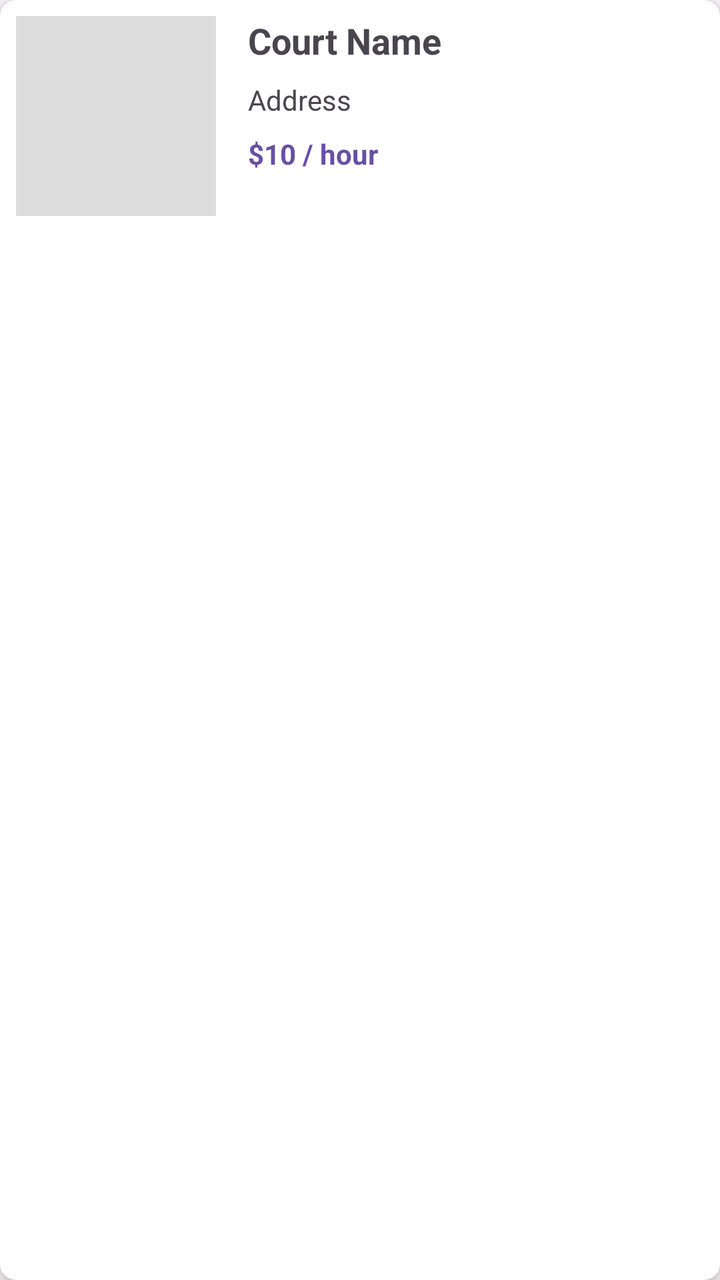
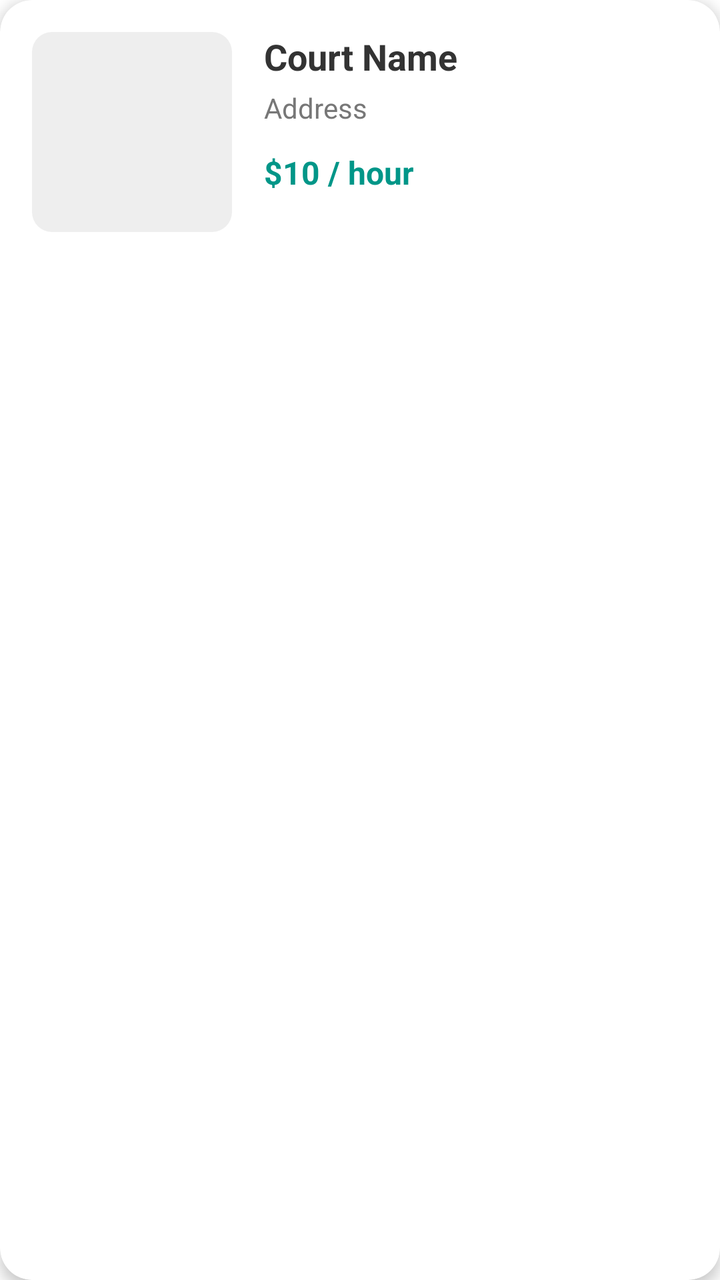

Compare the two renders of this Android layout. The source of the first and the diff that turns it into the second are given below.
<!-- AndroidManifest.xml: application theme Theme.BadmintonBooking -->
<!-- res/layout/item_court.xml -->
<?xml version="1.0" encoding="utf-8"?>
<androidx.cardview.widget.CardView xmlns:android="http://schemas.android.com/apk/res/android"
    xmlns:app="http://schemas.android.com/apk/res-auto"
    android:layout_width="match_parent"
    android:layout_height="wrap_content"
    android:layout_margin="8dp"
    app:cardCornerRadius="8dp"
    app:cardElevation="4dp">

    <androidx.constraintlayout.widget.ConstraintLayout
        android:layout_width="match_parent"
        android:layout_height="wrap_content"
        android:padding="8dp">

        <ImageView
            android:id="@+id/imageViewCourt"
            android:layout_width="100dp"
            android:layout_height="100dp"
            android:scaleType="centerCrop"
            android:background="#DDDDDD"
            app:layout_constraintBottom_toBottomOf="parent"
            app:layout_constraintStart_toStartOf="parent"
            app:layout_constraintTop_toTopOf="parent" />

        <TextView
            android:id="@+id/textViewCourtName"
            android:layout_width="0dp"
            android:layout_height="wrap_content"
            android:layout_marginStart="16dp"
            android:text="Court Name"
            android:textSize="18sp"
            android:textStyle="bold"
            app:layout_constraintEnd_toEndOf="parent"
            app:layout_constraintStart_toEndOf="@+id/imageViewCourt"
            app:layout_constraintTop_toTopOf="parent" />

        <TextView
            android:id="@+id/textViewCourtAddress"
            android:layout_width="0dp"
            android:layout_height="wrap_content"
            android:layout_marginTop="8dp"
            android:layout_marginStart="16dp"
            android:text="Address"
            android:textSize="14sp"
            app:layout_constraintEnd_toEndOf="parent"
            app:layout_constraintStart_toEndOf="@+id/imageViewCourt"
            app:layout_constraintTop_toBottomOf="@+id/textViewCourtName" />

        <TextView
            android:id="@+id/textViewCourtPrice"
            android:layout_width="0dp"
            android:layout_height="wrap_content"
            android:layout_marginTop="8dp"
            android:layout_marginStart="16dp"
            android:text="$10 / hour"
            android:textSize="14sp"
            android:textColor="?attr/colorPrimary"
            android:textStyle="bold"
            app:layout_constraintEnd_toEndOf="parent"
            app:layout_constraintStart_toEndOf="@+id/imageViewCourt"
            app:layout_constraintTop_toBottomOf="@+id/textViewCourtAddress" />

    </androidx.constraintlayout.widget.ConstraintLayout>
</androidx.cardview.widget.CardView>
<!-- resources referenced by this layout -->
<resources>
  <style name="Theme.BadmintonBooking" parent="Base.Theme.BadmintonBooking" />
  <style name="Base.Theme.BadmintonBooking" parent="Theme.Material3.DayNight.NoActionBar">
          
          
      </style>
</resources>

<!-- the commit's change to res/layout/item_court.xml (unified diff, before → after) -->
@@ -1,23 +1,27 @@
 <?xml version="1.0" encoding="utf-8"?>
-<androidx.cardview.widget.CardView xmlns:android="http://schemas.android.com/apk/res/android"
+<com.google.android.material.card.MaterialCardView xmlns:android="http://schemas.android.com/apk/res/android"
     xmlns:app="http://schemas.android.com/apk/res-auto"
     android:layout_width="match_parent"
     android:layout_height="wrap_content"
-    android:layout_margin="8dp"
-    app:cardCornerRadius="8dp"
+    android:layout_marginHorizontal="16dp"
+    android:layout_marginVertical="8dp"
+    app:cardBackgroundColor="@color/card_background"
+    app:cardCornerRadius="16dp"
     app:cardElevation="4dp">
 
     <androidx.constraintlayout.widget.ConstraintLayout
         android:layout_width="match_parent"
-        android:layout_height="wrap_content"
-        android:padding="8dp">
+        android:layout_height="wrap_content">
 
-        <ImageView
+        
+        <com.google.android.material.imageview.ShapeableImageView
             android:id="@+id/imageViewCourt"
             android:layout_width="100dp"
             android:layout_height="100dp"
             android:scaleType="centerCrop"
-            android:background="#DDDDDD"
+            android:background="#EEEEEE"
+            app:shapeAppearanceOverlay="@style/ShapeAppearanceOverlay.App.CornerSize10Percent"
+            android:layout_margin="16dp"
             app:layout_constraintBottom_toBottomOf="parent"
             app:layout_constraintStart_toStartOf="parent"
             app:layout_constraintTop_toTopOf="parent" />
@@ -27,9 +31,12 @@
             android:layout_width="0dp"
             android:layout_height="wrap_content"
             android:layout_marginStart="16dp"
+            android:layout_marginTop="16dp"
+            android:layout_marginEnd="16dp"
             android:text="Court Name"
             android:textSize="18sp"
             android:textStyle="bold"
+            android:textColor="@color/text_dark"
             app:layout_constraintEnd_toEndOf="parent"
             app:layout_constraintStart_toEndOf="@+id/imageViewCourt"
             app:layout_constraintTop_toTopOf="parent" />
@@ -38,10 +45,12 @@
             android:id="@+id/textViewCourtAddress"
             android:layout_width="0dp"
             android:layout_height="wrap_content"
-            android:layout_marginTop="8dp"
+            android:layout_marginTop="4dp"
             android:layout_marginStart="16dp"
+            android:layout_marginEnd="16dp"
             android:text="Address"
             android:textSize="14sp"
+            android:textColor="@color/text_light"
             app:layout_constraintEnd_toEndOf="parent"
             app:layout_constraintStart_toEndOf="@+id/imageViewCourt"
             app:layout_constraintTop_toBottomOf="@+id/textViewCourtName" />
@@ -50,15 +59,14 @@
             android:id="@+id/textViewCourtPrice"
             android:layout_width="0dp"
             android:layout_height="wrap_content"
-            android:layout_marginTop="8dp"
+            android:layout_marginTop="12dp"
             android:layout_marginStart="16dp"
             android:text="$10 / hour"
-            android:textSize="14sp"
-            android:textColor="?attr/colorPrimary"
+            android:textSize="16sp"
+            android:textColor="@color/primary"
             android:textStyle="bold"
-            app:layout_constraintEnd_toEndOf="parent"
             app:layout_constraintStart_toEndOf="@+id/imageViewCourt"
             app:layout_constraintTop_toBottomOf="@+id/textViewCourtAddress" />
 
     </androidx.constraintlayout.widget.ConstraintLayout>
-</androidx.cardview.widget.CardView>
+</com.google.android.material.card.MaterialCardView>
<!-- resource entries referenced after the edit -->
@@ -1,9 +1,25 @@
 <!-- resources referenced by this layout -->
 <resources>
+  <color name="card_background">#FFFFFF</color>
+  <color name="primary">#009688</color>
+  <color name="text_dark">#333333</color>
+  <color name="text_light">#777777</color>
+  <style name="ShapeAppearanceOverlay.App.CornerSize10Percent" parent="">
+          <item name="cornerFamily">rounded</item>
+          <item name="cornerSize">10%</item>
+      </style>
   <style name="Theme.BadmintonBooking" parent="Base.Theme.BadmintonBooking" />
-  <style name="Base.Theme.BadmintonBooking" parent="Theme.Material3.DayNight.NoActionBar">
-          
-          
+  <style name="Base.Theme.BadmintonBooking" parent="Theme.MaterialComponents.Light.NoActionBar">
+          <item name="colorPrimary">@color/primary</item>
+          <item name="colorPrimaryVariant">@color/primary_dark</item>
+          <item name="colorOnPrimary">@color/white</item>
+          <item name="colorSecondary">@color/accent</item>
+          <item name="colorSecondaryVariant">@color/accent</item>
+          <item name="colorOnSecondary">@color/white</item>
+          <item name="android:statusBarColor">?attr/colorPrimaryVariant</item>
       </style>
+  <color name="primary_dark">#00796B</color>
+  <color name="white">#FFFFFFFF</color>
+  <color name="accent">#00BFA5</color>
 </resources>
 
